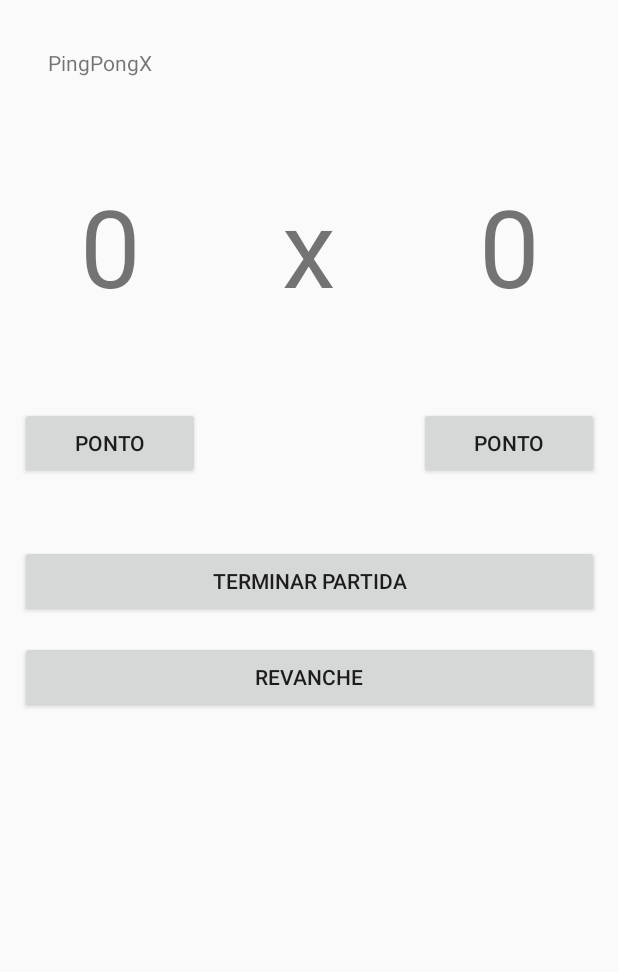
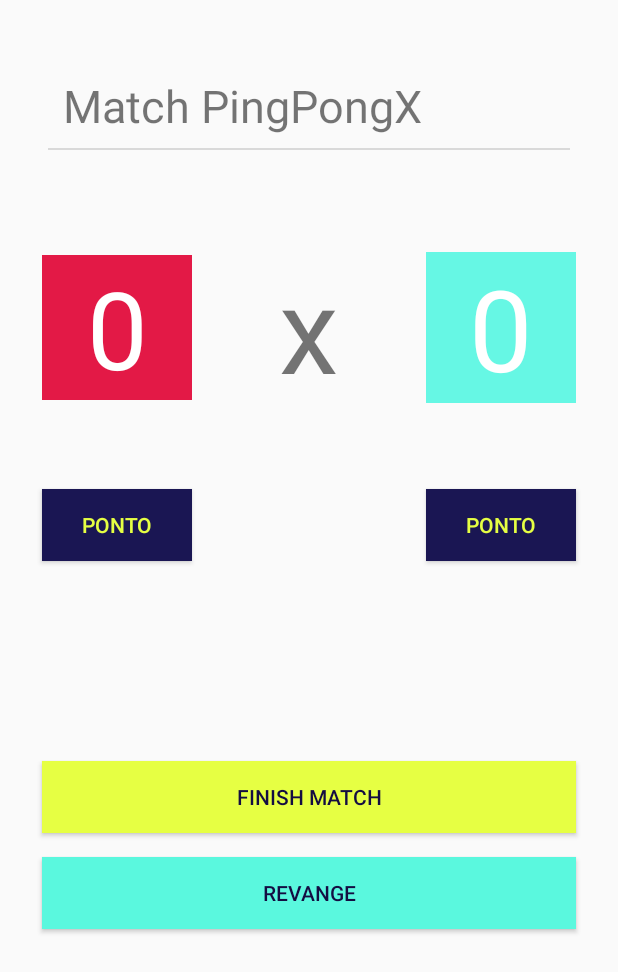
Before and after one commit to Relirk/fiap-android-pingpongx, an Android app: the MainActivity screen opened directly, with no data from a screen before it, on a phone screen of 412 x 824 dp. Shown: the top 972 px of the screen. Run offline under Robolectric (Android 15) with nearby library versions, the phone set to English and light mode, and no system bars.

Commit message:
custom layout proposal

```diff
--- a/app/src/main/AndroidManifest.xml
+++ b/app/src/main/AndroidManifest.xml
@@ -9,14 +9,16 @@
         android:roundIcon="@mipmap/ic_launcher_round"
         android:supportsRtl="true"
         android:theme="@style/FullScreen">
-        <activity android:name=".SplashActivity">
+        <activity
+            android:name=".SplashActivity"
+            android:theme="@style/FullScreen">
             <intent-filter>
                 <action android:name="android.intent.action.MAIN" />
                 <category android:name="android.intent.category.LAUNCHER" />
             </intent-filter>
         </activity>
         <activity android:name=".MainActivity"/>
-        <activity android:name=".PlayerActivity"/>
+        <activity android:name=".PlayerActivity" android:theme="@style/FullScreen"/>
     </application>
 
 </manifest>
--- /dev/null
+++ b/app/src/main/res/drawable/textlines.xml
@@ -0,0 +1,22 @@
+<?xml version="1.0" encoding="utf-8"?>
+<layer-list xmlns:android="http://schemas.android.com/apk/res/android" >
+    <item
+        android:bottom="1dp"
+        android:left="-2dp"
+        android:right="-2dp"
+        android:top="-2dp">
+        <shape android:shape="rectangle" >
+            <stroke
+                android:width="1dp"
+                android:color="#D9D9D9" />
+
+            <solid android:color="#00FFFFFF" />
+
+            <padding android:left="10dp"
+                android:right="10dp"
+                android:top="10dp"
+                android:bottom="10dp" />
+        </shape>
+    </item>
+
+</layer-list>
--- a/app/src/main/res/layout/activity_main.xml
+++ b/app/src/main/res/layout/activity_main.xml
@@ -11,10 +11,14 @@
         android:layout_width="0dp"
         android:layout_height="wrap_content"
         android:layout_marginStart="32dp"
-        android:layout_marginTop="32dp"
+        android:layout_marginTop="40dp"
         android:layout_marginEnd="32dp"
-        android:text="PingPongX"
+        android:background="@drawable/textlines"
+        android:text="Match PingPongX"
+        android:textAlignment="textStart"
+        android:textSize="30sp"
         app:layout_constraintEnd_toEndOf="parent"
+        app:layout_constraintHorizontal_bias="0.0"
         app:layout_constraintStart_toStartOf="parent"
         app:layout_constraintTop_toTopOf="parent" />
 
@@ -25,18 +29,19 @@
         android:layout_marginTop="16dp"
         android:text="Casa"
         android:textAlignment="center"
+        android:textColor="#000000"
         app:layout_constraintEnd_toEndOf="@+id/tvPlayerOneScore"
         app:layout_constraintStart_toStartOf="@+id/tvPlayerOneScore"
         app:layout_constraintTop_toBottomOf="@+id/tvPlayerOneScore" />
 
     <TextView
         android:id="@+id/textView7"
-        android:layout_width="120dp"
+        android:layout_width="100dp"
         android:layout_height="wrap_content"
         android:layout_marginTop="64dp"
         android:text="x"
         android:textAlignment="center"
-        android:textSize="72sp"
+        android:textSize="80sp"
         app:layout_constraintEnd_toStartOf="@+id/tvPlayerTwoScore"
         app:layout_constraintHorizontal_bias="0.5"
         app:layout_constraintStart_toEndOf="@+id/tvPlayerOneScore"
@@ -48,6 +53,7 @@
         android:layout_height="wrap_content"
         android:text="Visitante"
         android:textAlignment="center"
+        android:textColor="#000000"
         app:layout_constraintBottom_toBottomOf="@+id/tvPlayerOneName"
         app:layout_constraintEnd_toEndOf="@+id/tvPlayerTwoScore"
         app:layout_constraintStart_toStartOf="@+id/tvPlayerTwoScore"
@@ -55,10 +61,12 @@
 
     <TextView
         android:id="@+id/tvPlayerOneScore"
-        android:layout_width="120dp"
+        android:layout_width="100dp"
         android:layout_height="wrap_content"
+        android:background="#E31946"
         android:text="0"
         android:textAlignment="center"
+        android:textColor="#FFFFFF"
         android:textSize="72sp"
         app:layout_constraintBottom_toBottomOf="@+id/textView7"
         app:layout_constraintEnd_toStartOf="@+id/textView7"
@@ -68,20 +76,24 @@
 
     <Button
         android:id="@+id/btPlayerOneScore"
-        android:layout_width="120sp"
+        android:layout_width="100sp"
         android:layout_height="wrap_content"
         android:layout_marginTop="24dp"
+        android:background="#1A1653"
         android:text="Ponto"
+        android:textColor="#E6FF43"
         app:layout_constraintEnd_toEndOf="@+id/tvPlayerOneName"
         app:layout_constraintStart_toStartOf="@+id/tvPlayerOneName"
         app:layout_constraintTop_toBottomOf="@+id/tvPlayerOneName" />
 
     <Button
         android:id="@+id/btPlayerTwoScore"
-        android:layout_width="120sp"
+        android:layout_width="100sp"
         android:layout_height="wrap_content"
         android:layout_marginTop="24dp"
+        android:background="#1A1653"
         android:text="Ponto"
+        android:textColor="#E6FF43"
         app:layout_constraintEnd_toEndOf="@+id/tvPlayerTwoName"
         app:layout_constraintStart_toStartOf="@+id/tvPlayerTwoName"
         app:layout_constraintTop_toBottomOf="@+id/tvPlayerTwoName" />
@@ -90,30 +102,36 @@
         android:id="@+id/btFinishMatch"
         android:layout_width="0dp"
         android:layout_height="wrap_content"
-        android:layout_marginTop="44dp"
-        android:text="Terminar partida"
+        android:layout_marginTop="236dp"
+        android:background="#E6FF43"
+        android:text="Finish Match"
+        android:textColor="#140D42"
         app:layout_constraintEnd_toEndOf="@+id/tvPlayerTwoScore"
-        app:layout_constraintHorizontal_bias="1.0"
+        app:layout_constraintHorizontal_bias="0.0"
         app:layout_constraintStart_toStartOf="@+id/tvPlayerOneScore"
-        app:layout_constraintTop_toBottomOf="@+id/btPlayerOneScore" />
+        app:layout_constraintTop_toBottomOf="@+id/textView7" />
 
     <Button
         android:id="@+id/btRevenge"
         android:layout_width="0dp"
         android:layout_height="wrap_content"
         android:layout_marginTop="16dp"
-        android:text="Revanche"
+        android:background="#5AF8DE"
+        android:text="Revange"
+        android:textColor="#140D42"
         app:layout_constraintEnd_toEndOf="@+id/btFinishMatch"
         app:layout_constraintStart_toStartOf="@+id/btFinishMatch"
         app:layout_constraintTop_toBottomOf="@+id/btFinishMatch" />
 
     <TextView
         android:id="@+id/tvPlayerTwoScore"
-        android:layout_width="120dp"
+        android:layout_width="100dp"
         android:layout_height="wrap_content"
+        android:background="#66F7E4"
         android:text="0"
         android:textAlignment="center"
-        android:textSize="72sp"
+        android:textColor="#FFFFFF"
+        android:textSize="75sp"
         app:layout_constraintBottom_toBottomOf="@+id/textView7"
         app:layout_constraintEnd_toEndOf="parent"
         app:layout_constraintHorizontal_bias="0.5"
```
Also changed, not shown: app/src/main/res/layout/activity_player.xml (+26 -12 lines).
